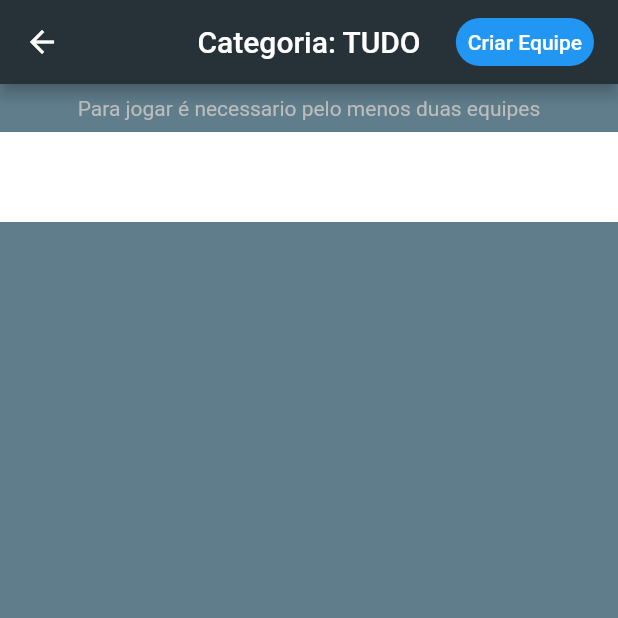
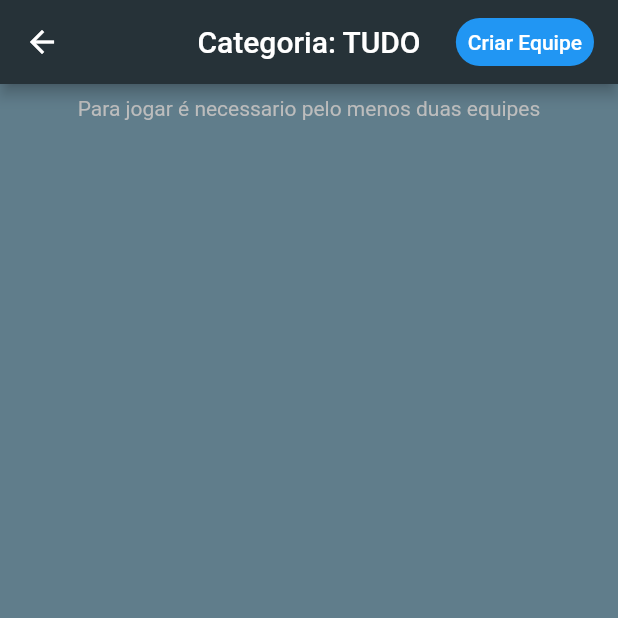
Before and after one commit to LucssCarvalho/image_and_action, a Flutter app: the screen it shows after launch, after a tap on "TUDO", on a phone screen of 412 x 824 dp, the top half of it. Run offline on Flutter 3.47's test engine with Material 2 defaults, Android fonts, the phone set to English and light mode, and no system bars.

Commit message:
Update PageGameScreen

```diff
--- a/lib/screens/pageGameScreen.dart
+++ b/lib/screens/pageGameScreen.dart
@@ -204,8 +204,11 @@ class _PageGameScreenState extends State<PageGameScreen> {
                   style: TextStyle(color: Colors.grey[400]),
                 ),
               ),
-              teams == null
-                  ? Row()
+              teams == null || teams.isEmpty
+                  ? Container(
+                      color: Colors.blueGrey,
+                      child: Row(),
+                    )
                   : Container(
                       color: Colors.white,
                       height: 60,
@@ -223,13 +226,16 @@ class _PageGameScreenState extends State<PageGameScreen> {
                                       showModalBottomSheet(
                                         backgroundColor: Colors.transparent,
                                         shape: RoundedRectangleBorder(
-                                            borderRadius: BorderRadius.vertical(
-                                                top: Radius.circular(25.0))),
+                                          borderRadius: BorderRadius.vertical(
+                                            top: Radius.circular(25.0),
+                                          ),
+                                        ),
                                         isScrollControlled: true,
                                         context: context,
                                         builder: (context) {
                                           return DetailBottomSheet(
-                                              teams[index]);
+                                            teams[index],
+                                          );
                                         },
                                       );
                                     },
```
